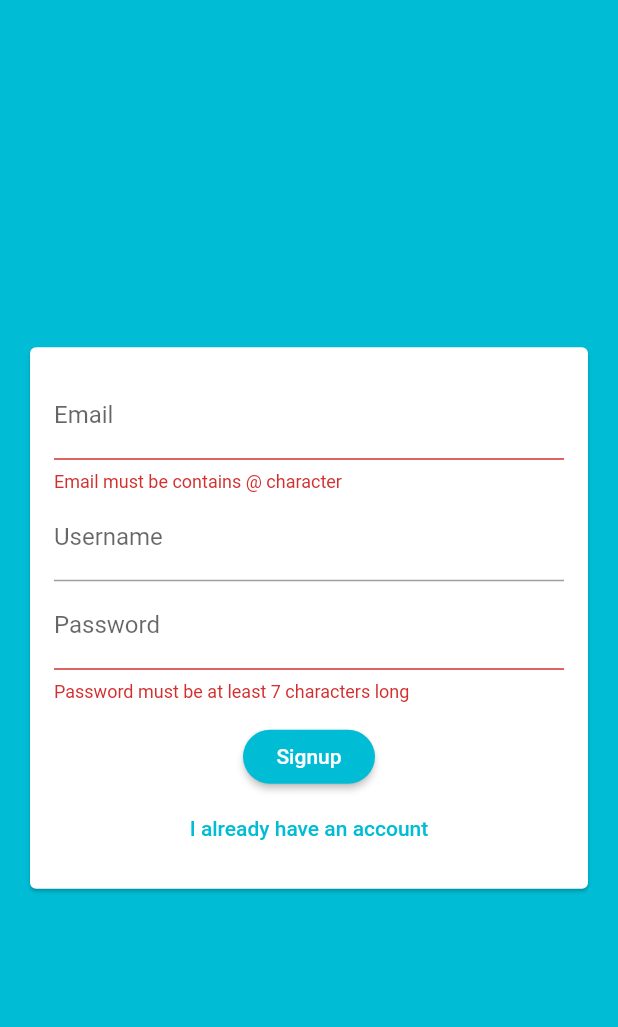
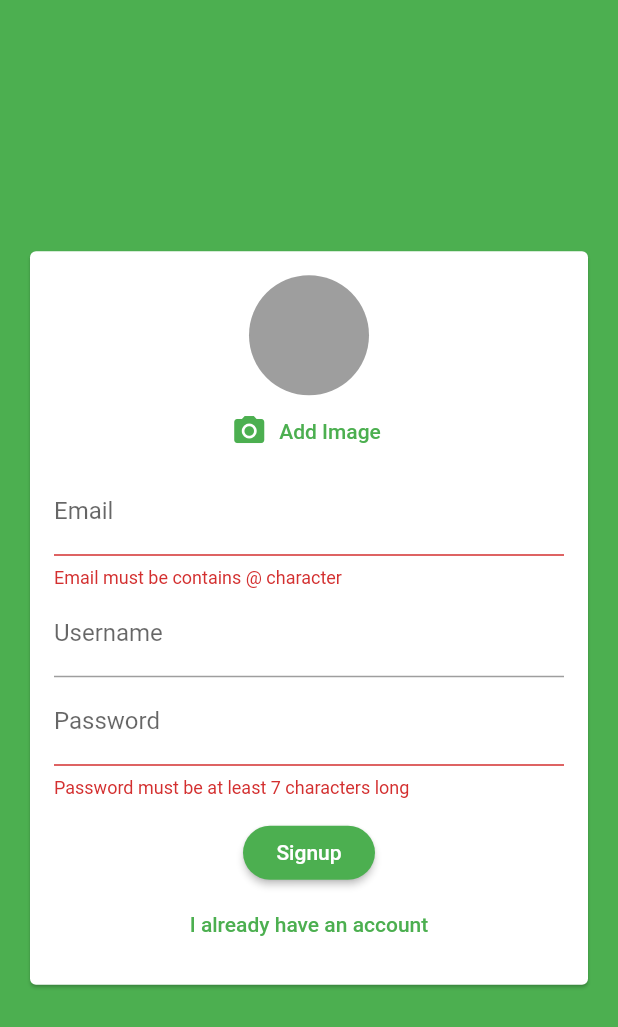
Before and after one commit to serhatmercan/ChatApp, a Flutter app: the screen it shows after launch, after a tap on "Login", after a tap on "Create New Account", on a phone screen of 412 x 824 dp. Shown: the top 1027 px of the screen. Run offline on Flutter 3.47's test engine with Material 2 defaults, Android fonts, the phone set to English and light mode, and no system bars; our stand-ins replace cloud_firestore, firebase_auth, firebase_core, firebase_storage, image_picker; accounts and stored records are empty.

Commit message:
Firebase & Image Upload

```diff
--- a/lib/main.dart
+++ b/lib/main.dart
@@ -1,4 +1,6 @@
 import 'package:ChatApp/screens/auth_screen.dart';
+import 'package:ChatApp/screens/chat_screen.dart';
+import 'package:firebase_auth/firebase_auth.dart';
 import 'package:firebase_core/firebase_core.dart';
 import 'package:flutter/material.dart';
 
@@ -15,19 +17,28 @@ class MyApp extends StatelessWidget {
       debugShowCheckedModeBanner: false,
       title: 'Chat App',
       theme: ThemeData(
-        accentColor: Colors.yellow,
+        accentColor: Colors.blue,
         accentColorBrightness: Brightness.dark,
-        backgroundColor: Colors.cyan,
+        backgroundColor: Colors.green,
         buttonTheme: ButtonTheme.of(context).copyWith(
-          buttonColor: Colors.cyan,
+          buttonColor: Colors.green,
           textTheme: ButtonTextTheme.primary,
           shape: RoundedRectangleBorder(
             borderRadius: BorderRadius.circular(20),
           ),
         ),
-        primarySwatch: Colors.cyan,
+        primarySwatch: Colors.green,
       ),
-      home: AuthScreen(),
+      home: StreamBuilder(
+        stream: FirebaseAuth.instance.authStateChanges(),
+        builder: (ctx, snapshot) {
+          if (snapshot.hasData) {
+            return ChatScreen();
+          } else {
+            return AuthScreen();
+          }
+        },
+      ),
     );
   }
 }
--- a/lib/widgets/auth_form.dart
+++ b/lib/widgets/auth/auth_form.dart
@@ -1,9 +1,20 @@
+import 'dart:io';
+
+import 'package:ChatApp/widgets/pickers/user_image_picker.dart';
 import 'package:flutter/material.dart';
 
 class AuthForm extends StatefulWidget {
-  AuthForm(this.submitFn);
+  AuthForm(this.submitFn, this.isLoading);
 
-  final void Function(String email, String password, String username, bool isLogin, BuildContext ctx) submitFn;
+  final bool isLoading;
+  final void Function(
+    String email,
+    String password,
+    String username,
+    File image,
+    bool isLogin,
+    BuildContext ctx,
+  ) submitFn;
 
   @override
   _AuthFormState createState() => _AuthFormState();
@@ -15,11 +26,27 @@ class _AuthFormState extends State<AuthForm> {
   var _userEmail = "";
   var _userName = "";
   var _userPassword = "";
+  File _userImageFile;
+
+  void _pickedImage(File image) {
+    _userImageFile = image;
+  }
 
   void _trySubmit() {
     final isValid = _formKey.currentState.validate();
 
     FocusScope.of(context).unfocus();
+
+    if (_userImageFile == null && !_isLogin) {
+      Scaffold.of(context).showSnackBar(
+        SnackBar(
+          backgroundColor: Theme.of(context).errorColor,
+          content: Text("Please pick an image."),
+        ),
+      );
+
+      return;
+    }
 
     if (isValid) {
       _formKey.currentState.save();
@@ -27,6 +54,7 @@ class _AuthFormState extends State<AuthForm> {
         _userEmail.trim(),
         _userPassword.trim(),
         _userName.trim(),
+        _userImageFile,
         _isLogin,
         context,
       );
@@ -46,6 +74,7 @@ class _AuthFormState extends State<AuthForm> {
               child: Column(
                 mainAxisSize: MainAxisSize.min,
                 children: [
+                  if (!_isLogin) UserImagePicker(_pickedImage),
                   TextFormField(
                     decoration: InputDecoration(labelText: "Email"),
                     key: ValueKey("email"),
@@ -92,6 +121,8 @@ class _AuthFormState extends State<AuthForm> {
                     },
                   ),
                   SizedBox(height: 12),
+                  if (widget.isLoading) CircularProgressIndicator(),
+                  if (!widget.isLoading)
                     RaisedButton(
                       onPressed: _trySubmit,
                       child: Text(
@@ -99,6 +130,7 @@ class _AuthFormState extends State<AuthForm> {
                         style: TextStyle(color: Colors.white),
                       ),
                     ),
+                  if (!widget.isLoading)
                     FlatButton(
                       textColor: Theme.of(context).primaryColor,
                       onPressed: () {
--- /dev/null
+++ b/lib/widgets/pickers/user_image_picker.dart
@@ -0,0 +1,52 @@
+import 'dart:io';
+
+import 'package:flutter/material.dart';
+import 'package:image_picker/image_picker.dart';
+
+class UserImagePicker extends StatefulWidget {
+  UserImagePicker(this.imagePickFn);
+
+  final void Function(File pickedImage) imagePickFn;
+
+  @override
+  _UserImagePickerState createState() => _UserImagePickerState();
+}
+
+class _UserImagePickerState extends State<UserImagePicker> {
+  File _pickedImage;
+
+  void _pickImage() async {
+    final picker = ImagePicker();
+    final pickedImage = await picker.getImage(
+      imageQuality: 50,
+      maxWidth: 150,
+      source: ImageSource.camera,
+    );
+    final pickedImageFile = File(pickedImage.path);
+
+    setState(() {
+      _pickedImage = pickedImageFile;
+    });
+
+    widget.imagePickFn(pickedImageFile);
+  }
+
+  @override
+  Widget build(BuildContext context) {
+    return Column(
+      children: [
+        CircleAvatar(
+          backgroundColor: Colors.grey,
+          backgroundImage: _pickedImage == null ? null : FileImage(_pickedImage),
+          radius: 40,
+        ),
+        FlatButton.icon(
+          icon: Icon(Icons.camera_alt),
+          label: Text("Add Image"),
+          textColor: Theme.of(context).primaryColor,
+          onPressed: _pickImage,
+        ),
+      ],
+    );
+  }
+}
--- a/pubspec.yaml
+++ b/pubspec.yaml
@@ -23,10 +23,11 @@ environment:
 dependencies:
   flutter:
     sdk: flutter
+  cloud_firestore: ^0.14.4
   firebase_auth: ^0.18.4+1
   firebase_core: ^0.5.3
-  cloud_firestore: ^0.14.4
-
+  firebase_storage: ^5.2.0
+  image_picker: ^0.6.7+15
 
   # The following adds the Cupertino Icons font to your application.
   # Use with the CupertinoIcons class for iOS style icons.
```
Also changed, not shown: lib/screens/auth_screen.dart (+52 -3 lines), lib/screens/chat_screen.dart (+35 -20 lines), lib/widgets/chat/message_bubble.dart (added, +57 -0 lines), lib/widgets/chat/messages.dart (added, +40 -0 lines), lib/widgets/chat/new_message.dart (added, +56 -0 lines), pubspec.lock. Lines whose indentation alone changed are shown as unchanged.
